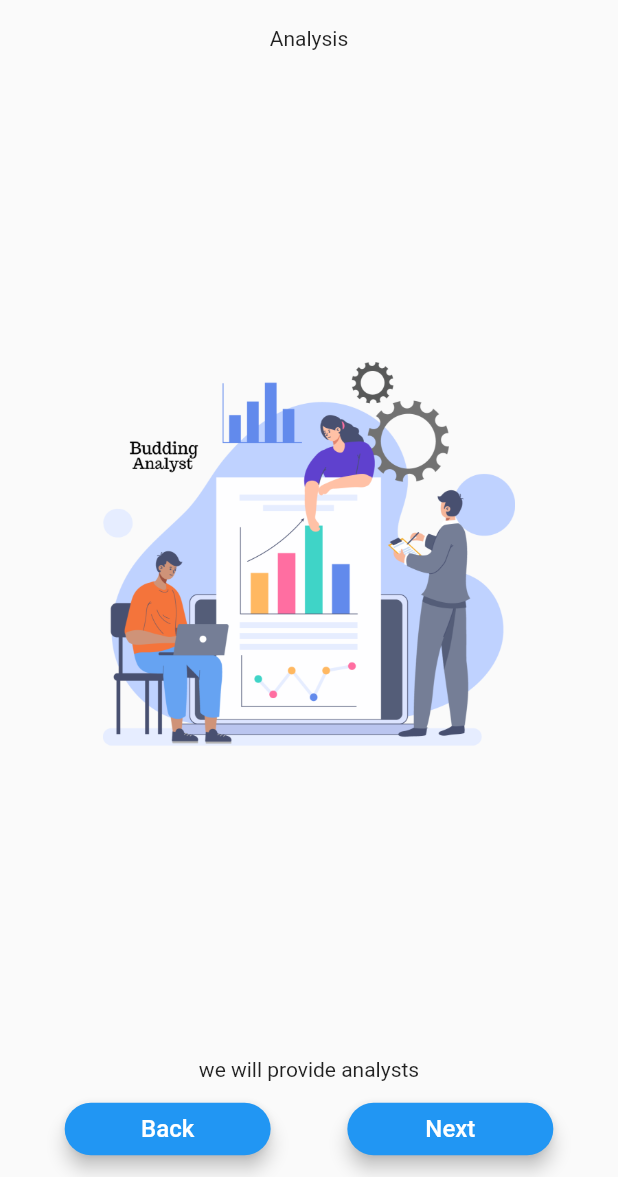
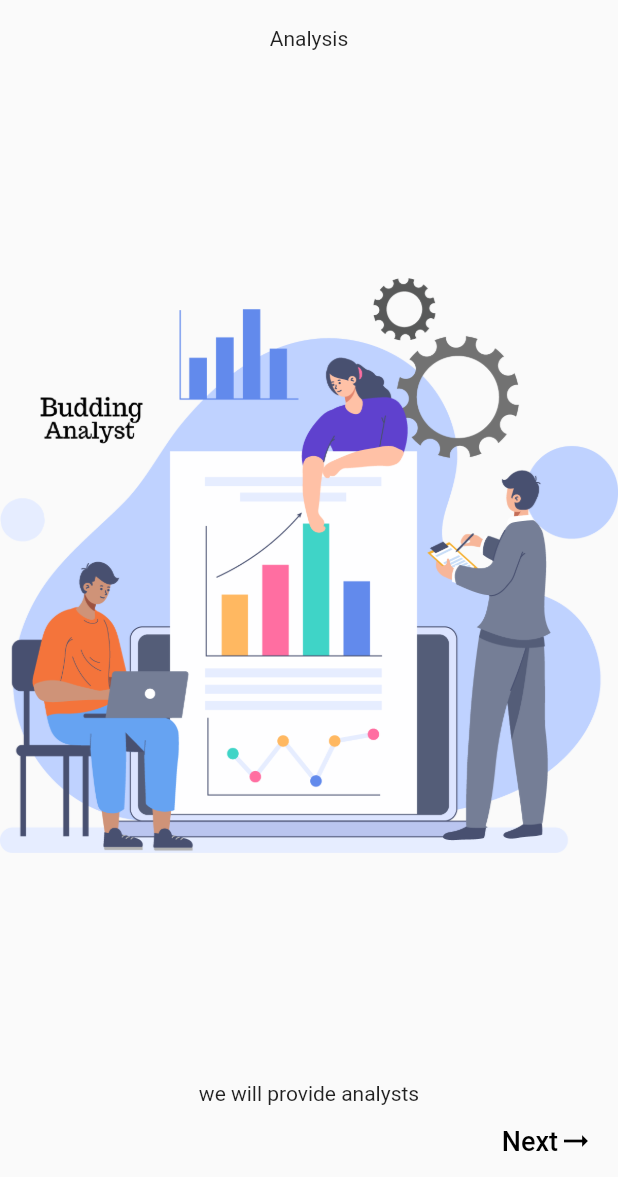
Before and after one commit to AmritRandhawaJi/BuddingAnalyst, a Flutter app: the screen it shows after launch, after a tap on "Next", on a phone screen of 412 x 824 dp, the part 59-1236 px from its top. Run offline on Flutter 3.47's test engine with Material 2 defaults, Android fonts, the light colour scheme and no system bars; our stand-ins replace shared_preferences.

Commit message:
Budding Analyst source code

```diff
--- a/lib/main.dart
+++ b/lib/main.dart
@@ -18,11 +18,11 @@
   @override
   void initState() {
     super.initState();
-    getData();
   }
 
   @override
   Widget build(BuildContext context) {
+    int index = 0;
     return MaterialApp(
       home: Scaffold(
           body: SafeArea(
@@ -37,58 +37,49 @@
                 ),
               ),
             ),
-            Expanded(child: PageViewAdaptor()),
-
-            Row(
-              mainAxisAlignment: MainAxisAlignment.spaceEvenly,
-              children: [Buttons("Back"), Buttons("Next")],
+            Expanded(
+                child: PageView(
+              onPageChanged: (value) {
+                setState(() {
+                  index = value;
+                });
+              },
+              children: [
+                Center(
+                    child: PageViewContent(titleOne, imageOne, descriptionOne)),
+                Center(
+                    child: PageViewContent(titleTwo, imageTwo, descriptionTwo)),
+                Center(
+                    child: PageViewContent(
+                        titleThree, imageThree, descriptionThree))
+              ],
+            )),
+            Column(
+              children: [
+                MaterialButton(
+                    onPressed: () {
+                      PageController().animateToPage(index++,
+                          duration: Duration(milliseconds: 250),
+                          curve: Curves.bounceOut);
+                    },
+                    child: Row(
+                      mainAxisAlignment: MainAxisAlignment.end,
+                      children: [
+                        Text(
+                          "Next",
+                          style: TextStyle(color: Colors.black, fontSize: 18.0),
+                        ),
+                        Icon(
+                          Icons.arrow_right_alt,
+                          color: Colors.black,
+                        )
+                      ],
+                    ),elevation: 5.0,height: 30,)
+              ],
             )
           ],
         ),
       )),
-    );
-  }
-
-  getData() async {
-    SharedPreferences preferences = await SharedPreferences.getInstance();
-  }
-}
-
-class Buttons extends StatelessWidget {
-  Buttons(this.buttonName);
-
-  final String buttonName;
-
-  @override
-  Widget build(BuildContext context) {
-    final screenSize = MediaQuery.of(context);
-    return Padding(
-      padding: const EdgeInsets.all(8.0),
-      child: MaterialButton(
-          onPressed: () {},
-          shape: RoundedRectangleBorder(
-              borderRadius: BorderRadius.all(Radius.circular(20.0))),
-          elevation: 5.0,
-          minWidth: screenSize.size.width/3,
-          height: 35,
-          color: Colors.blue,
-          child: new Text(buttonName,
-              style: new TextStyle(fontSize: 16.0, color: Colors.white))),
-    );
-  }
-}
-
-class PageViewAdaptor extends StatelessWidget {
-  @override
-  Widget build(BuildContext context) {
-    final screenSize = MediaQuery.of(context);
-    return PageView(
-      children: [
-
-        Center(child: PageViewContent(titleOne, imageOne, descriptionOne)),
-        Center(child: PageViewContent(titleTwo, imageTwo, descriptionTwo)),
-        Center(child: PageViewContent(titleThree, imageThree, descriptionThree))
-      ],
     );
   }
 }
@@ -103,24 +94,15 @@
   @override
   Widget build(BuildContext context) {
     final screenSize = MediaQuery.of(context);
-    return Expanded(
-      child: Container(
-        child: Column(
+    return Column(
       children: [
         Text(this.title),
-
         Expanded(
-              child: Image.asset(
-                "assets/$image",
-                width: screenSize.size.width / 1.5,
-                height: screenSize.size.height / 1.5,
-              ),
-            ),
-
+            child: Image(
+          image: AssetImage("assets/$image"),
+        )),
         Text(this.description)
       ],
-        ),
-      ),
     );
   }
 }
```
Also changed, not shown: 1 other file. Lines whose indentation alone changed are shown as unchanged.
